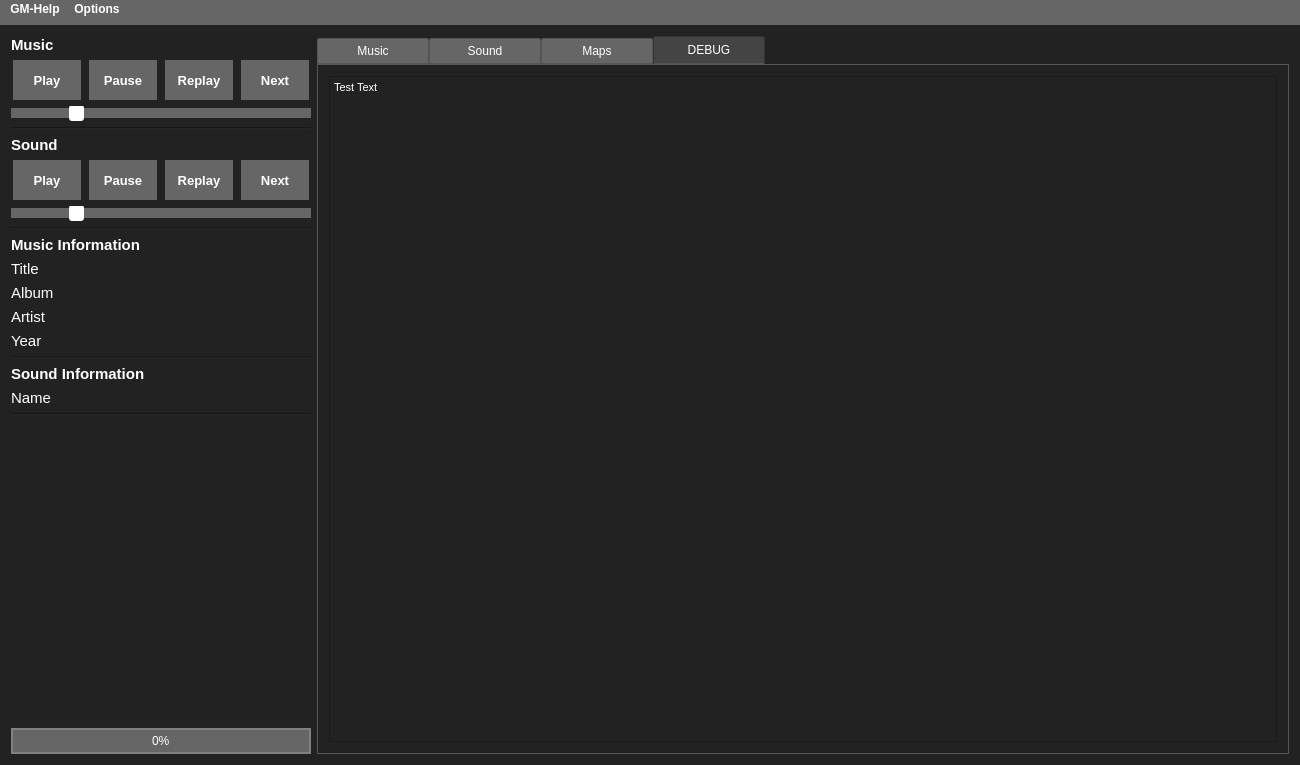
Qt form C++Project/GM-Companion/mainwindow.ui (PhilInTheGaps/GM-Companion) before a commit.
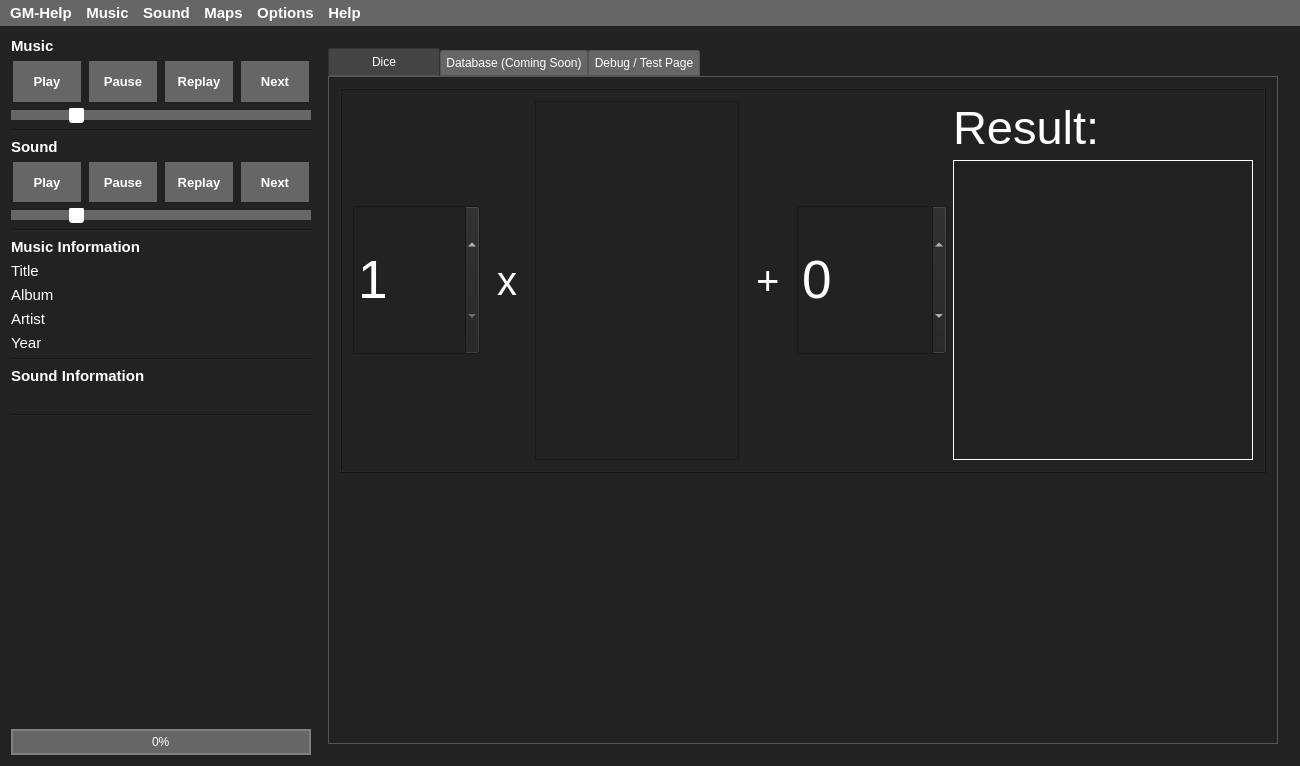
The same form after that commit. The open tabs and pages were chosen to show the change. Icons and pictures are not drawn.

Commit message: Added Dice, Lots of other stuff and fixed bugs

Patch:
```diff
--- a/C++Project/GM-Companion/mainwindow.ui
+++ b/C++Project/GM-Companion/mainwindow.ui
@@ -7,7 +7,7 @@
     <x>0</x>
     <y>0</y>
     <width>1300</width>
-    <height>727</height>
+    <height>766</height>
    </rect>
   </property>
   <property name="sizePolicy">
@@ -36,6 +36,37 @@
 background-color: rgb(102, 102, 102);
 }
 
+QMenuBar::item {
+    spacing: 10px;
+	padding: 4px;
+    background: transparent;
+    border-radius: 2px;
+}
+
+QMenuBar::item:selected {
+    background: #444444;
+}
+
+QMenuBar::item:hover:!pressed {
+    background: #555555;
+}
+
+QMenuBar::item:pressed {
+    background: #333333;
+}
+
+QMenu {
+    background-color: #666666;
+}
+
+QMenu::item {
+    background-color: transparent;
+}
+
+QMenu::item:selected {
+    background-color: #333333;
+}
+
 QPushButton{
 background-color: rgb(102, 102, 102);
 border: 1px;
@@ -628,6 +659,12 @@
           <verstretch>0</verstretch>
          </sizepolicy>
         </property>
+        <property name="maximumSize">
+         <size>
+          <width>300</width>
+          <height>16777215</height>
+         </size>
+        </property>
         <property name="font">
          <font>
           <pointsize>11</pointsize>
@@ -636,6 +673,9 @@
         <property name="text">
          <string>Title</string>
         </property>
+        <property name="wordWrap">
+         <bool>true</bool>
+        </property>
        </widget>
       </item>
       <item>
@@ -646,6 +686,12 @@
           <verstretch>0</verstretch>
          </sizepolicy>
         </property>
+        <property name="maximumSize">
+         <size>
+          <width>300</width>
+          <height>16777215</height>
+         </size>
+        </property>
         <property name="font">
          <font>
           <pointsize>11</pointsize>
@@ -654,6 +700,9 @@
         <property name="text">
          <string>Album</string>
         </property>
+        <property name="wordWrap">
+         <bool>true</bool>
+        </property>
        </widget>
       </item>
       <item>
@@ -664,6 +713,12 @@
           <verstretch>0</verstretch>
          </sizepolicy>
         </property>
+        <property name="maximumSize">
+         <size>
+          <width>300</width>
+          <height>16777215</height>
+         </size>
+        </property>
         <property name="font">
          <font>
           <pointsize>11</pointsize>
@@ -672,6 +727,9 @@
         <property name="text">
          <string>Artist</string>
         </property>
+        <property name="wordWrap">
+         <bool>true</bool>
+        </property>
        </widget>
       </item>
       <item>
@@ -682,6 +740,12 @@
           <verstretch>0</verstretch>
          </sizepolicy>
         </property>
+        <property name="maximumSize">
+         <size>
+          <width>300</width>
+          <height>16777215</height>
+         </size>
+        </property>
         <property name="font">
          <font>
           <pointsize>11</pointsize>
@@ -690,6 +754,9 @@
         <property name="text">
          <string>Year</string>
         </property>
+        <property name="wordWrap">
+         <bool>true</bool>
+        </property>
        </widget>
       </item>
       <item>
@@ -733,13 +800,22 @@
           <verstretch>0</verstretch>
          </sizepolicy>
         </property>
+        <property name="maximumSize">
+         <size>
+          <width>300</width>
+          <height>16777215</height>
+         </size>
+        </property>
         <property name="font">
          <font>
           <pointsize>11</pointsize>
          </font>
         </property>
         <property name="text">
-         <string>Name</string>
+         <string>&lt;No Sound Folder Selected&gt;</string>
+        </property>
+        <property name="wordWrap">
+         <bool>true</bool>
         </property>
        </widget>
       </item>
@@ -830,37 +906,264 @@
      </layout>
     </item>
     <item>
-     <widget class="QTabWidget" name="tabWidget">
-      <property name="tabPosition">
-       <enum>QTabWidget::North</enum>
-      </property>
-      <property name="tabShape">
-       <enum>QTabWidget::Rounded</enum>
-      </property>
+     <widget class="QStackedWidget" name="stackedWidget">
       <property name="currentIndex">
        <number>0</number>
       </property>
-      <widget class="QWidget" name="tabMusic">
-       <property name="toolTip">
-        <string>Music</string>
-       </property>
-       <property name="accessibleName">
-        <string>Music</string>
-       </property>
-       <attribute name="title">
-        <string>Music</string>
-       </attribute>
+      <widget class="QWidget" name="pageGMHelp">
+       <layout class="QVBoxLayout" name="verticalLayout_2">
+        <item>
+         <widget class="QTabWidget" name="tabWidgetGMHelp">
+          <property name="currentIndex">
+           <number>0</number>
+          </property>
+          <widget class="QWidget" name="tabDice">
+           <attribute name="title">
+            <string>Dice</string>
+           </attribute>
+           <layout class="QVBoxLayout" name="verticalLayout_5">
+            <item>
+             <widget class="QFrame" name="frame">
+              <property name="maximumSize">
+               <size>
+                <width>16777215</width>
+                <height>450</height>
+               </size>
+              </property>
+              <property name="frameShape">
+               <enum>QFrame::Box</enum>
+              </property>
+              <property name="frameShadow">
+               <enum>QFrame::Raised</enum>
+              </property>
+              <layout class="QVBoxLayout" name="verticalLayout_7">
+               <item>
+                <layout class="QHBoxLayout" name="horizontalLayout">
+                 <item>
+                  <widget class="QSpinBox" name="amountSpinBox">
+                   <property name="sizePolicy">
+                    <sizepolicy hsizetype="Minimum" vsizetype="Fixed">
+                     <horstretch>0</horstretch>
+                     <verstretch>0</verstretch>
+                    </sizepolicy>
+                   </property>
+                   <property name="minimumSize">
+                    <size>
+                     <width>75</width>
+                     <height>150</height>
+                    </size>
+                   </property>
+                   <property name="font">
+                    <font>
+                     <pointsize>40</pointsize>
+                    </font>
+                   </property>
+                   <property name="minimum">
+                    <number>1</number>
+                   </property>
+                   <property name="maximum">
+                    <number>999</number>
+                   </property>
+                   <property name="value">
+                    <number>1</number>
+                   </property>
+                  </widget>
+                 </item>
+                 <item>
+                  <widget class="QLabel" name="label_2">
+                   <property name="font">
+                    <font>
+                     <pointsize>30</pointsize>
+                    </font>
+                   </property>
+                   <property name="text">
+                    <string> x </string>
+                   </property>
+                  </widget>
+                 </item>
+                 <item>
+                  <widget class="QFrame" name="diceFrame">
+                   <property name="sizePolicy">
+                    <sizepolicy hsizetype="Expanding" vsizetype="Preferred">
+                     <horstretch>0</horstretch>
+                     <verstretch>0</verstretch>
+                    </sizepolicy>
+                   </property>
+                   <property name="minimumSize">
+                    <size>
+                     <width>0</width>
+                     <height>0</height>
+                    </size>
+                   </property>
+                   <property name="maximumSize">
+                    <size>
+                     <width>400</width>
+                     <height>16777215</height>
+                    </size>
+                   </property>
+                   <property name="frameShape">
+                    <enum>QFrame::StyledPanel</enum>
+                   </property>
+                   <property name="frameShadow">
+                    <enum>QFrame::Raised</enum>
+                   </property>
+                   <layout class="QVBoxLayout" name="verticalLayout_3"/>
+                  </widget>
+                 </item>
+                 <item>
+                  <widget class="QLabel" name="label_3">
+                   <property name="font">
+                    <font>
+                     <pointsize>30</pointsize>
+                    </font>
+                   </property>
+                   <property name="text">
+                    <string> + </string>
+                   </property>
+                  </widget>
+                 </item>
+                 <item>
+                  <widget class="QSpinBox" name="modifierSpinBox">
+                   <property name="minimumSize">
+                    <size>
+                     <width>150</width>
+                     <height>150</height>
+                    </size>
+                   </property>
+                   <property name="font">
+                    <font>
+                     <pointsize>40</pointsize>
+                    </font>
+                   </property>
+                   <property name="minimum">
+                    <number>-999</number>
+                   </property>
+                   <property name="maximum">
+                    <number>999</number>
+                   </property>
+                  </widget>
+                 </item>
+                 <item>
+                  <layout class="QVBoxLayout" name="verticalLayout_8">
+                   <item>
+                    <widget class="QLabel" name="label_4">
+                     <property name="font">
+                      <font>
+                       <pointsize>35</pointsize>
+                      </font>
+                     </property>
+                     <property name="text">
+                      <string>Result:</string>
+                     </property>
+                    </widget>
+                   </item>
+                   <item>
+                    <widget class="QLabel" name="diceOutputLabel">
+                     <property name="sizePolicy">
+                      <sizepolicy hsizetype="Expanding" vsizetype="Expanding">
+                       <horstretch>0</horstretch>
+                       <verstretch>0</verstretch>
+                      </sizepolicy>
+                     </property>
+                     <property name="minimumSize">
+                      <size>
+                       <width>300</width>
+                       <height>300</height>
+                      </size>
+                     </property>
+                     <property name="font">
+                      <font>
+                       <pointsize>80</pointsize>
+                       <weight>75</weight>
+                       <bold>true</bold>
+                       <underline>false</underline>
+                       <strikeout>false</strikeout>
+                       <kerning>true</kerning>
+                      </font>
+                     </property>
+                     <property name="layoutDirection">
+                      <enum>Qt::LeftToRight</enum>
+                     </property>
+                     <property name="frameShape">
+                      <enum>QFrame::Box</enum>
+                     </property>
+                     <property name="text">
+                      <string/>
+                     </property>
+                     <property name="textFormat">
+                      <enum>Qt::AutoText</enum>
+                     </property>
+                     <property name="margin">
+                      <number>0</number>
+                     </property>
+                    </widget>
+                   </item>
+                  </layout>
+                 </item>
+                </layout>
+               </item>
+              </layout>
+             </widget>
+            </item>
+            <item>
+             <spacer name="verticalSpacer_2">
+              <property name="orientation">
+               <enum>Qt::Vertical</enum>
+              </property>
+              <property name="sizeHint" stdset="0">
+               <size>
+                <width>20</width>
+                <height>40</height>
+               </size>
+              </property>
+             </spacer>
+            </item>
+           </layout>
+          </widget>
+          <widget class="QWidget" name="tab_2">
+           <attribute name="title">
+            <string>Database (Coming Soon)</string>
+           </attribute>
+          </widget>
+          <widget class="QWidget" name="tab_3">
+           <attribute name="title">
+            <string>Debug / Test Page</string>
+           </attribute>
+           <layout class="QVBoxLayout" name="verticalLayout_6">
+            <item>
+             <widget class="QLabel" name="label">
+              <property name="text">
+               <string>GM-Help</string>
+              </property>
+             </widget>
+            </item>
+            <item>
+             <widget class="QTextEdit" name="textEdit">
+              <property name="html">
+               <string>&lt;!DOCTYPE HTML PUBLIC &quot;-//W3C//DTD HTML 4.0//EN&quot; &quot;http://www.w3.org/TR/REC-html40/strict.dtd&quot;&gt;
+&lt;html&gt;&lt;head&gt;&lt;meta name=&quot;qrichtext&quot; content=&quot;1&quot; /&gt;&lt;style type=&quot;text/css&quot;&gt;
+p, li { white-space: pre-wrap; }
+&lt;/style&gt;&lt;/head&gt;&lt;body style=&quot; font-family:'MS Shell Dlg 2'; font-size:8.25pt; font-weight:400; font-style:normal;&quot;&gt;
+&lt;p style=&quot; margin-top:0px; margin-bottom:0px; margin-left:0px; margin-right:0px; -qt-block-indent:0; text-indent:0px;&quot;&gt;DEBUG TEXT-EDIT:&lt;/p&gt;&lt;/body&gt;&lt;/html&gt;</string>
+              </property>
+             </widget>
+            </item>
+           </layout>
+          </widget>
+         </widget>
+        </item>
+       </layout>
+       <zorder>tabWidget</zorder>
+       <zorder>tabWidgetGMHelp</zorder>
       </widget>
-      <widget class="QWidget" name="tabSound">
-       <attribute name="title">
-        <string>Sound</string>
-       </attribute>
+      <widget class="QWidget" name="pageMusic">
+       <layout class="QHBoxLayout" name="horizontalLayout_5"/>
       </widget>
-      <widget class="QWidget" name="tabMaps">
-       <attribute name="title">
-        <string>Maps</string>
-       </attribute>
-       <layout class="QHBoxLayout" name="horizontalLayout">
+      <widget class="QWidget" name="pageSound">
+       <layout class="QHBoxLayout" name="horizontalLayout_3"/>
+      </widget>
+      <widget class="QWidget" name="pageMaps">
+       <layout class="QHBoxLayout" name="horizontalLayout_6">
         <item>
          <widget class="QFrame" name="mapsControlFrame">
           <property name="sizePolicy">
@@ -997,25 +1300,6 @@
         </item>
        </layout>
       </widget>
-      <widget class="QWidget" name="tab">
-       <attribute name="title">
-        <string>DEBUG</string>
-       </attribute>
-       <layout class="QVBoxLayout" name="verticalLayout_6">
-        <item>
-         <widget class="QTextEdit" name="textEdit">
-          <property name="html">
-           <string>&lt;!DOCTYPE HTML PUBLIC &quot;-//W3C//DTD HTML 4.0//EN&quot; &quot;http://www.w3.org/TR/REC-html40/strict.dtd&quot;&gt;
-&lt;html&gt;&lt;head&gt;&lt;meta name=&quot;qrichtext&quot; content=&quot;1&quot; /&gt;&lt;style type=&quot;text/css&quot;&gt;
-p, li { white-space: pre-wrap; }
-&lt;/style&gt;&lt;/head&gt;&lt;body style=&quot; font-family:'MS Shell Dlg 2'; font-size:8.25pt; font-weight:400; font-style:normal;&quot;&gt;
-&lt;p style=&quot; margin-top:0px; margin-bottom:0px; margin-left:0px; margin-right:0px; -qt-block-indent:0; text-indent:0px;&quot;&gt;Test Text&lt;/p&gt;
-&lt;p style=&quot;-qt-paragraph-type:empty; margin-top:0px; margin-bottom:0px; margin-left:0px; margin-right:0px; -qt-block-indent:0; text-indent:0px;&quot;&gt;&lt;br /&gt;&lt;/p&gt;&lt;/body&gt;&lt;/html&gt;</string>
-          </property>
-         </widget>
-        </item>
-       </layout>
-      </widget>
      </widget>
     </item>
     <item>
@@ -1029,7 +1313,7 @@
      <x>0</x>
      <y>0</y>
      <width>1300</width>
-     <height>25</height>
+     <height>28</height>
     </rect>
    </property>
    <property name="sizePolicy">
@@ -1052,6 +1336,7 @@
    </property>
    <property name="font">
     <font>
+     <pointsize>11</pointsize>
      <weight>75</weight>
      <bold>true</bold>
     </font>
@@ -1062,9 +1347,9 @@
    <widget class="QMenu" name="menuGM_Help">
     <property name="font">
      <font>
-      <pointsize>12</pointsize>
-      <weight>75</weight>
-      <bold>true</bold>
+      <pointsize>10</pointsize>
+      <weight>50</weight>
+      <bold>false</bold>
      </font>
     </property>
     <property name="title">
@@ -1076,21 +1361,83 @@
    <widget class="QMenu" name="menuOptions">
     <property name="font">
      <font>
-      <pointsize>12</pointsize>
-      <weight>75</weight>
-      <bold>true</bold>
+      <pointsize>10</pointsize>
+      <weight>50</weight>
+      <bold>false</bold>
      </font>
     </property>
     <property name="title">
      <string>Options</string>
     </property>
+    <addaction name="actionSet_Resources_Folder"/>
+    <addaction name="separator"/>
+    <addaction name="actionCheck_for_Updates"/>
+   </widget>
+   <widget class="QMenu" name="menuMusic">
+    <property name="font">
+     <font>
+      <pointsize>10</pointsize>
+      <weight>50</weight>
+      <bold>false</bold>
+     </font>
+    </property>
+    <property name="title">
+     <string>Music</string>
+    </property>
+    <addaction name="actionMusic_Player"/>
+    <addaction name="separator"/>
     <addaction name="actionSet_Music_Folder"/>
+   </widget>
+   <widget class="QMenu" name="menuSound">
+    <property name="font">
+     <font>
+      <pointsize>10</pointsize>
+      <weight>50</weight>
+      <bold>false</bold>
+     </font>
+    </property>
+    <property name="title">
+     <string>Sound</string>
+    </property>
+    <addaction name="actionSound_Player"/>
+    <addaction name="separator"/>
     <addaction name="actionSet_Sound_Folder"/>
+   </widget>
+   <widget class="QMenu" name="menuMaps">
+    <property name="font">
+     <font>
+      <pointsize>10</pointsize>
+      <weight>50</weight>
+      <bold>false</bold>
+     </font>
+    </property>
+    <property name="title">
+     <string>Maps</string>
+    </property>
+    <addaction name="actionMap_Viewer"/>
+    <addaction name="separator"/>
     <addaction name="actionSet_Maps_Folder"/>
-    <addaction name="actionSet_Resources_Folder"/>
+   </widget>
+   <widget class="QMenu" name="menuHelp">
+    <property name="font">
+     <font>
+      <pointsize>10</pointsize>
+     </font>
+    </property>
+    <property name="title">
+     <string>Help</string>
+    </property>
+    <addaction name="actionOpen_Wiki"/>
+    <addaction name="actionReport_a_Bug"/>
+    <addaction name="separator"/>
+    <addaction name="actionI_want_to_use_an_older_Version"/>
    </widget>
    <addaction name="menuGM_Help"/>
+   <addaction name="menuMusic"/>
+   <addaction name="menuSound"/>
+   <addaction name="menuMaps"/>
    <addaction name="menuOptions"/>
+   <addaction name="menuHelp"/>
   </widget>
   <action name="actionDice">
    <property name="text">
```
Left out of the diff: 51 changed lines with no effect on the pictures. The commit also changes 23 other files.
